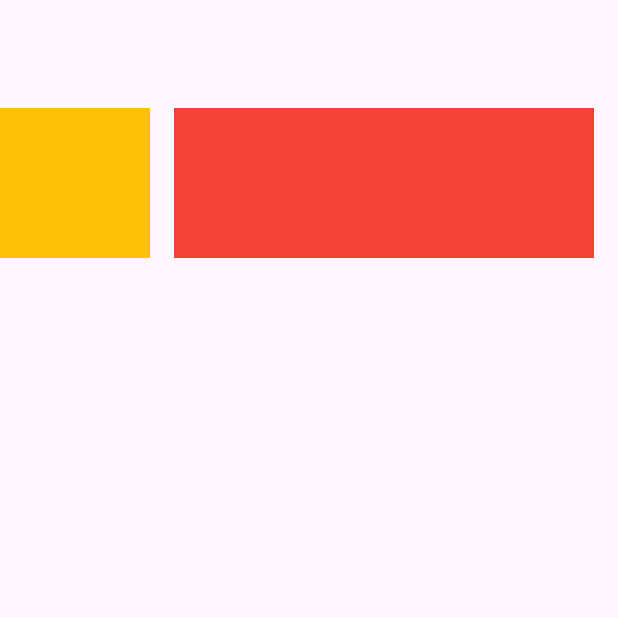
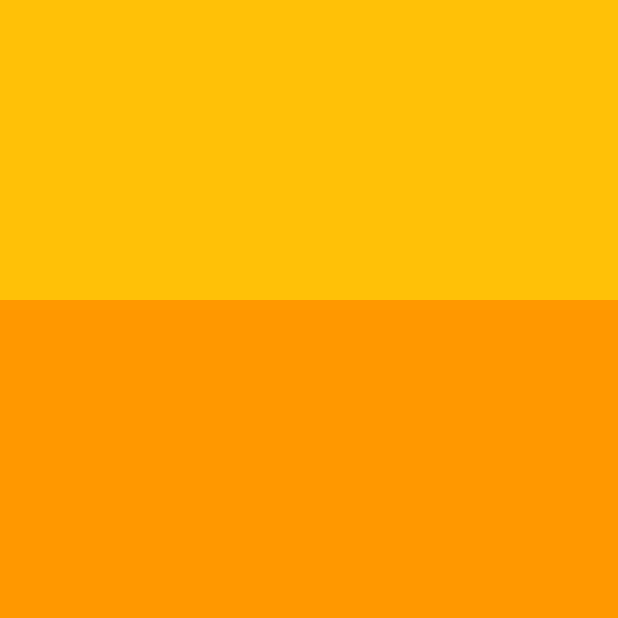
Before and after one commit to Inoyatovlee/Flutter-widgets, a Flutter app: the screen it shows after launch, on a phone screen of 412 x 824 dp, the top half of it. Run offline on Flutter 3.47's test engine with Material 3 defaults, Android fonts, the phone set to English and light mode, and no system bars; our stand-ins replace fl_chart, permission_handler.

Commit message:
FlexiblePage

```diff
--- a/lib/main.dart
+++ b/lib/main.dart
@@ -6,6 +6,7 @@ import 'package:flutter_widgets/widgets/ExpandedPage.dart';
 import 'package:flutter_widgets/widgets/Fl_ChardPage.dart';
 import 'package:flutter_widgets/widgets/Fl_ChardPage2.dart';
 import 'package:flutter_widgets/widgets/Fl_ChardPage3.dart';
+import 'package:flutter_widgets/widgets/FlexiblePage.dart';
 import 'package:flutter_widgets/widgets/ImagePage.dart';
 import 'package:flutter_widgets/widgets/Padding.dart';
 import 'package:flutter_widgets/widgets/Rich.Text.dart';
@@ -42,7 +43,7 @@ class MyApp extends StatelessWidget {
         colorScheme: ColorScheme.fromSeed(seedColor: Colors.deepPurple),
         useMaterial3: true,
       ),
-      home: const ExpandedPage(),
+      home: const FlexiblePage(),
     );
   }
 }
--- a/lib/widgets/ExpandedPage.dart
+++ b/lib/widgets/ExpandedPage.dart
@@ -5,7 +5,6 @@
 
 import 'package:flutter/cupertino.dart';
 import 'package:flutter/material.dart';
-
 import 'package:flutter_widgets/config/img.dart';
 
 class ExpandedPage extends StatefulWidget {
--- /dev/null
+++ b/lib/widgets/FlexiblePage.dart
@@ -0,0 +1,61 @@
+import 'package:flutter/cupertino.dart';
+import 'package:flutter/material.dart';
+import 'package:flutter/widgets.dart';
+
+class FlexiblePage extends StatefulWidget {
+  const FlexiblePage({super.key});
+
+  @override
+  State<FlexiblePage> createState() => _FlexiblePageState();
+}
+
+class _FlexiblePageState extends State<FlexiblePage> {
+  @override
+  Widget build(BuildContext context) {
+    return Scaffold(
+      body: Column(
+        children: [
+          Container(width: double.infinity, height: 200, color: Colors.amber),
+          Flexible(
+            fit: FlexFit.tight,
+            //loose -- qoladi
+            //tight -- cho'ziladi
+            child: Container(
+                width: double.infinity, height: 200, color: Colors.orange),
+          ),
+        ],
+      ),
+    );
+  }
+}
+
+  /*
+        children: [
+          //Birga bir xil cho'zilib bir xil qisqaradi
+          Flexible(
+              flex: 1,
+              child: Container(
+                  width: double.infinity,
+                  // height: 200,
+                  color: Colors.orange)),
+          Flexible(
+              flex: 2,
+              child: Container(
+                  width: double.infinity,
+                  // height: 200,
+                  color: Colors.blue)),
+        ],
+  */
+
+
+  /*
+  //bunda faqat kok rangdi cho'zilib qisqaradi , tepadi o'z xolada qoladi
+        children: [
+          Container(width: double.infinity, height: 200, color: Colors.amber),
+          Flexible(
+              child: Container(
+                  width: double.infinity,
+                  // height: 200,
+                  color: Colors.blue)),
+        ],
+  */
```
